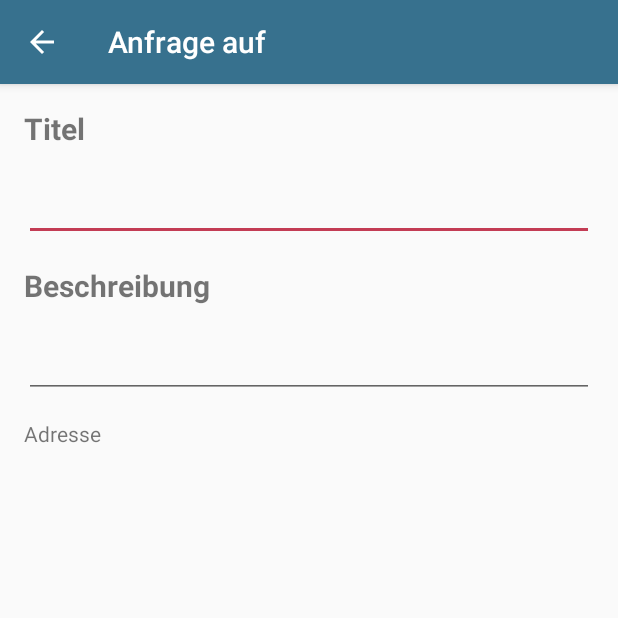
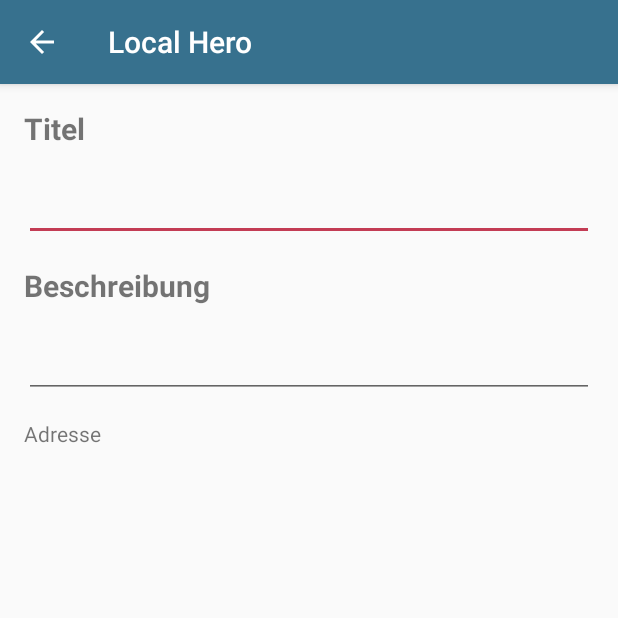
Before and after one commit to juliD/Heroes, an Android app: the AddActivity screen opened directly, with no data from a screen before it, on a phone screen of 412 x 824 dp, the top half of it. Run offline under Robolectric (Android 15) with nearby library versions, the light colour scheme and no system bars; our stand-ins replace Firebase (no records; nobody signed in at launch, a user with empty details on screens opened directly); libraries missing offline, so code that uses them is left out: com.firebase.geofire.

Commit message:
refactored AddActivity

```diff
--- a/app/src/main/java/pem/de/heroes/main/AddActivity.java
+++ b/app/src/main/java/pem/de/heroes/main/AddActivity.java
@@ -9,6 +9,7 @@ import android.view.View;
 import android.widget.Button;
 import android.widget.EditText;
 import android.widget.TextView;
+import android.widget.Toast;
 
 import com.firebase.geofire.GeoFire;
 import com.firebase.geofire.GeoLocation;
@@ -27,66 +28,64 @@ import pem.de.heroes.model.ListItem;
 public class AddActivity extends AppCompatActivity {
 
     private static final String ARG_TYPE = "fragment_type";
-    private String type ="offer";
-    DatabaseReference ref;
+    private String type = "offer";
+    private DatabaseReference ref;
     private String street;
     private String city;
-    private String agent;
     private String token;
-
-    String userid;
+    private String userid;
 
     @Override
     protected void onCreate(Bundle savedInstanceState) {
         super.onCreate(savedInstanceState);
         setContentView(R.layout.activity_add);
-        setTitle("Anfrage auf");
-        ref = FirebaseDatabase.getInstance().getReference();
-        SharedPreferences sharedPref = this.getSharedPreferences("pem.de.hero.userid",Context.MODE_PRIVATE);
-        userid = sharedPref.getString("userid","No UserID");
-        street = sharedPref.getString("street","");
-        city = sharedPref.getString("city","");
-        token = sharedPref.getString("pushToken","");
-        final double latitude = Helper.getDouble(sharedPref,"homelat",0);
-        final double longitude = Helper.getDouble(sharedPref,"homelong",0);
 
         if (savedInstanceState == null) {
             Bundle extras = getIntent().getExtras();
-            if(extras != null) {
-                type= extras.getString(ARG_TYPE);
-                if (type.equals("ask")) {
-                    setTitle("Anfrage erstellen");
-                }else{
-                    setTitle("Angebot aufgeben");
-                }
-
+            if (extras != null) {
+                type = extras.getString(ARG_TYPE);
+                setTitle(type.equals("ask") ? "Anfrage erstellen" : "Angebot aufgeben");
             }
         }
-        TextView addrView = (TextView)findViewById(R.id.address);
-        TextView cityView = (TextView) findViewById(R.id.city);
-        addrView.setText(street);
+
+        ref = FirebaseDatabase.getInstance().getReference();
+        SharedPreferences sharedPref = this.getSharedPreferences("pem.de.hero.userid", Context.MODE_PRIVATE);
+        userid = sharedPref.getString("userid", "No UserID");
+        street = sharedPref.getString("street", "");
+        city = sharedPref.getString("city", "");
+        token = sharedPref.getString("pushToken", "");
+        final double latitude = Helper.getDouble(sharedPref, "homelat", 0);
+        final double longitude = Helper.getDouble(sharedPref, "homelong", 0);
+
+        final TextView streetView = (TextView) findViewById(R.id.street);
+        final TextView cityView = (TextView) findViewById(R.id.city);
+        final EditText titleView = (EditText) findViewById(R.id.add_title);
+        final EditText descView = (EditText) findViewById(R.id.add_description);
+
+        streetView.setText(street);
         cityView.setText(city);
 
         Button create = (Button) findViewById(R.id.create);
         create.setOnClickListener(new View.OnClickListener() {
             @Override
             public void onClick(View v) {
+                String title = titleView.getText().toString();
+                String description = descView.getText().toString();
+                String address = street + ", " + city;
 
-                EditText titleView = (EditText) findViewById(R.id.add_title);
-                EditText descView = (EditText) findViewById(R.id.add_description);
-                TextView addrView = (TextView)findViewById(R.id.address);
-
-                if(titleView.getText().equals("")&&descView.getText().equals("")&&addrView.getText().equals("")){
+                if (title.isEmpty() || description.isEmpty() || street.isEmpty() || city.isEmpty()) {
+                    Toast.makeText(getApplicationContext(), "Fülle bitte alle Felder aus ...", Toast.LENGTH_SHORT).show();
                     return;
                 }
-                Log.d("AddActivity","type: "+ type);
+
+                Log.d("AddActivity", "type: "+ type);
                 DatabaseReference typeref = ref.child(type);
 
                 SimpleDateFormat sdf = new SimpleDateFormat("yyyyMMddHHmm");
-                String currentDateandTime = sdf.format(Calendar.getInstance().getTime());
-                ListItem listItem = new ListItem(titleView.getText().toString(), descView.getText().toString(),street+", "+city,userid,"",currentDateandTime);
+                String currentDateAndTime = sdf.format(Calendar.getInstance().getTime());
+                ListItem listItem = new ListItem(title, description, address, userid, "", currentDateAndTime);
                 String key = typeref.push().getKey();
-                Log.d("AddActivity","added key: "+ key);
+                Log.d("AddActivity", "added key: " + key);
                 Map<String, Object> post = listItem.toMap();
                 Map<String, Object> childUpdates = new HashMap<>();
                 childUpdates.put("/"+key,post);
@@ -104,15 +103,12 @@ public class AddActivity extends AppCompatActivity {
                 messagesdir.put("messages", "");
                 typeref.child(key).updateChildren(messagesdir);
 
-
+                // Add to GeoFire
                 GeoFire geoFire = new GeoFire(FirebaseDatabase.getInstance().getReference("geofire"));
                 geoFire.setLocation("/"+type+"/"+key, new GeoLocation(latitude,longitude));
-
 
                 finish();
             }
         });
-
     }
-
 }
--- a/app/src/main/java/pem/de/heroes/profile/EditSettingsActivity.java
+++ b/app/src/main/java/pem/de/heroes/profile/EditSettingsActivity.java
@@ -98,6 +98,10 @@ public class EditSettingsActivity extends AppCompatActivity {
                 final String city = cityEdit.getText().toString();
                 final String street = streetEdit.getText().toString();
                 final int radius = getRadius(radiusBar.getProgress());
+                if (username.isEmpty() || city.isEmpty() || street.isEmpty()) {
+                    Toast.makeText(getApplicationContext(), "Fülle bitte alle Felder aus ...", Toast.LENGTH_SHORT).show();
+                    return;
+                }
 
                 LatLng newLoc = Helper.getLocationFromAddress(street + ", " + city, getApplicationContext());
                 if (newLoc == null) {
--- a/app/src/main/res/layout/activity_add.xml
+++ b/app/src/main/res/layout/activity_add.xml
@@ -106,12 +106,12 @@
                 android:layout_height="wrap_content"
                 android:text="München"
                 android:layout_marginTop="8dp"
-                app:layout_constraintTop_toBottomOf="@+id/address"
+                app:layout_constraintTop_toBottomOf="@+id/street"
                 android:layout_marginLeft="16dp"
                 app:layout_constraintLeft_toLeftOf="parent" />
 
             <TextView
-                android:id="@+id/address"
+                android:id="@+id/street"
                 android:layout_width="wrap_content"
                 android:layout_height="wrap_content"
                 android:layout_marginLeft="16dp"
```
